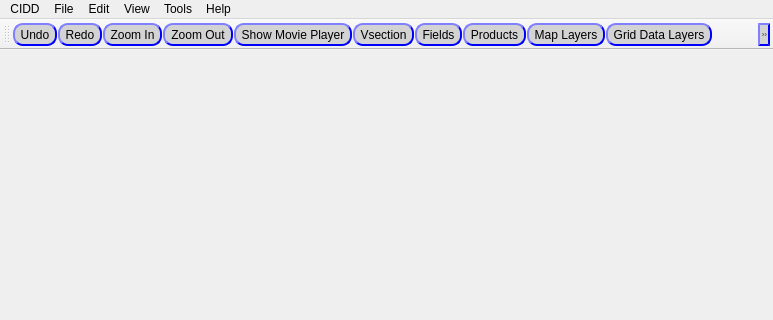
Before: the Qt Designer form codebase/apps/radar/src/LUCID/mainwindow.ui in NCAR/lrose-core, drawn with Qt 5; both pictures show x 0 to 773 and y 0 to 320 of the 773 by 713 pixel window.
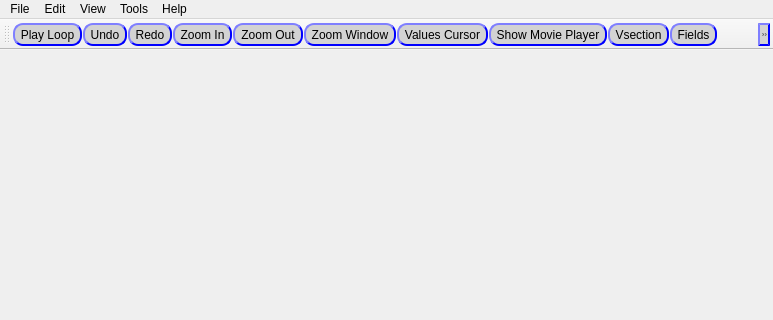
After: the same form once the commit is applied. Icons and pictures are not drawn.

Commit message: minor mods, added windows for: values, zooms, wind config, and data layer config

Patch:
```diff
--- a/codebase/apps/radar/src/LUCID/mainwindow.ui
+++ b/codebase/apps/radar/src/LUCID/mainwindow.ui
@@ -54,17 +54,6 @@
      <height>22</height>
     </rect>
    </property>
-   <widget class="QMenu" name="menuCIDD">
-    <property name="title">
-     <string>CIDD</string>
-    </property>
-    <addaction name="actionAbout_CIDD"/>
-    <addaction name="actionPreferences"/>
-    <addaction name="actionHide_CIDD"/>
-    <addaction name="actionHide_others"/>
-    <addaction name="actionShow_all"/>
-    <addaction name="actionQuit_CIDD"/>
-   </widget>
    <widget class="QMenu" name="menuFile">
     <property name="title">
      <string>File</string>
@@ -131,7 +120,6 @@
     </property>
     <addaction name="actionView_Tutorial_Page"/>
    </widget>
-   <addaction name="menuCIDD"/>
    <addaction name="menuFile"/>
    <addaction name="menuEdit"/>
    <addaction name="menuView"/>
@@ -157,12 +145,12 @@
     padding: 1px;
 }
 
-/*
+
 QToolButton:checked{
 	background-color: gray;
    border-style: inset;
 }
-*/
+
 
 </string>
    </property>
@@ -172,10 +160,13 @@
    <attribute name="toolBarBreak">
     <bool>false</bool>
    </attribute>
+   <addaction name="actionPlay_Loop"/>
    <addaction name="actionUndo"/>
    <addaction name="actionRedo"/>
    <addaction name="actionZoomIn"/>
    <addaction name="actionZoomOut"/>
+   <addaction name="actionZoom_Window"/>
+   <addaction name="actionValues_Cursor"/>
    <addaction name="actionMovie_Player"/>
    <addaction name="actionVsection"/>
    <addaction name="actionFields"/>
@@ -456,6 +447,36 @@
     <bool>false</bool>
    </property>
   </action>
+  <action name="actionZoom_Window">
+   <property name="icon">
+    <iconset resource="res.qrc">
+     <normaloff>:/images/images/zoomOptions.png</normaloff>:/images/images/zoomOptions.png</iconset>
+   </property>
+   <property name="text">
+    <string>Zoom Window</string>
+   </property>
+  </action>
+  <action name="actionPlay_Loop">
+   <property name="icon">
+    <iconset resource="res.qrc">
+     <normaloff>:/images/images/loop.png</normaloff>:/images/images/loop.png</iconset>
+   </property>
+   <property name="text">
+    <string>Play Loop</string>
+   </property>
+  </action>
+  <action name="actionValues_Cursor">
+   <property name="checkable">
+    <bool>true</bool>
+   </property>
+   <property name="icon">
+    <iconset resource="res.qrc">
+     <normaloff>:/images/images/valuesCursor.png</normaloff>:/images/images/valuesCursor.png</iconset>
+   </property>
+   <property name="text">
+    <string>Values Cursor</string>
+   </property>
+  </action>
  </widget>
  <layoutdefault spacing="6" margin="11"/>
  <resources>
```
Left out of the diff: 79 changed lines with no effect on the pictures. The commit also changes 7 other files.
